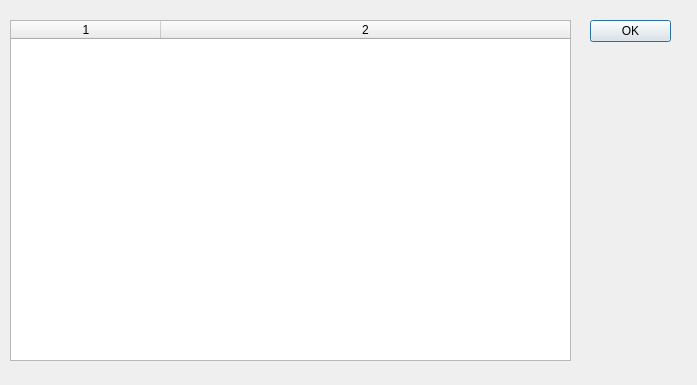
The window that diagnosticdialog.ui (madsmh/Orbit-Cpp) describes before a commit, drawn with Qt 5.
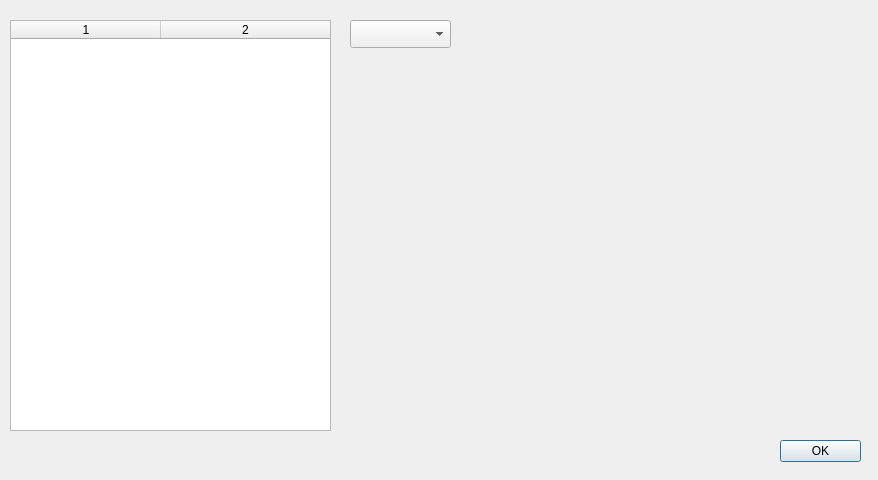
The same window after the commit. Custom widgets are drawn as their Qt base class.

Commit message: Working on an improved diagnostic dialog.

Patch:
```diff
--- a/diagnosticdialog.ui
+++ b/diagnosticdialog.ui
@@ -6,8 +6,8 @@
    <rect>
     <x>0</x>
     <y>0</y>
-    <width>697</width>
-    <height>385</height>
+    <width>878</width>
+    <height>480</height>
    </rect>
   </property>
   <property name="windowTitle">
@@ -16,10 +16,10 @@
   <widget class="QDialogButtonBox" name="buttonBox">
    <property name="geometry">
     <rect>
-     <x>590</x>
-     <y>20</y>
+     <x>780</x>
+     <y>440</y>
      <width>81</width>
-     <height>241</height>
+     <height>31</height>
     </rect>
    </property>
    <property name="orientation">
@@ -34,8 +34,8 @@
     <rect>
      <x>10</x>
      <y>20</y>
-     <width>561</width>
-     <height>341</height>
+     <width>321</width>
+     <height>411</height>
     </rect>
    </property>
    <property name="sizePolicy">
@@ -56,7 +56,35 @@
    <column/>
    <column/>
   </widget>
+  <widget class="QComboBox" name="comboBox">
+   <property name="geometry">
+    <rect>
+     <x>350</x>
+     <y>20</y>
+     <width>101</width>
+     <height>28</height>
+    </rect>
+   </property>
+  </widget>
+  <widget class="QChartView" name="widget" native="true">
+   <property name="geometry">
+    <rect>
+     <x>350</x>
+     <y>50</y>
+     <width>511</width>
+     <height>381</height>
+    </rect>
+   </property>
+  </widget>
  </widget>
+ <customwidgets>
+  <customwidget>
+   <class>QChartView</class>
+   <extends>QWidget</extends>
+   <header location="global">QChartView.h</header>
+   <container>1</container>
+  </customwidget>
+ </customwidgets>
  <resources/>
  <connections>
   <connection>
```
The commit also changes 3 other files.
